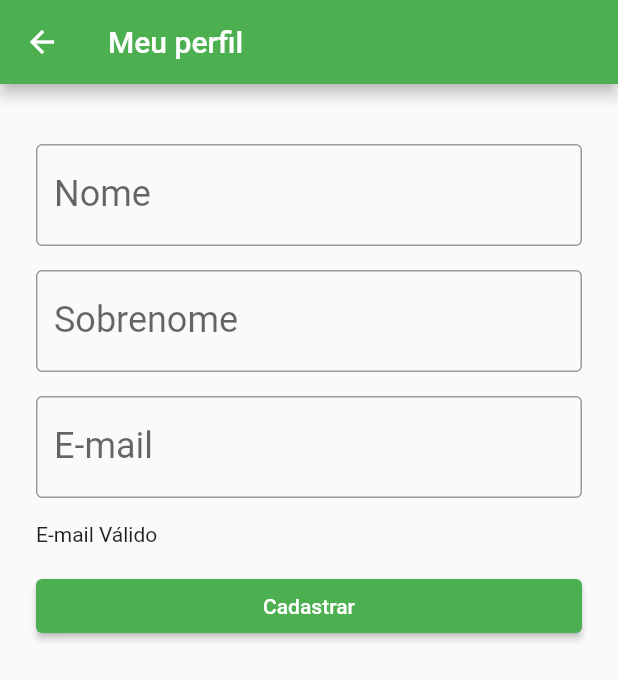
After one commit to betotechera/aplicativosaude, a Flutter app: the MyProfileForm screen opened directly, on a phone screen of 412 x 824 dp. The commit adds this screen. Shown: the top 680 px of the screen. Run offline on Flutter 3.47's test engine with Material 2 defaults, Android fonts, the phone set to English and light mode, and no system bars; our stand-ins replace camera, carousel_slider, email_validator, flutter_redux, google_maps_flutter and 1 more; missing offline and left inert: dart:ffi, package_examples, requests; network calls fail.

Commit message:
WIP Version

```diff
--- a/lib/example/navDrawer.dart
+++ b/lib/components/navDrawer.dart
@@ -1,5 +1,6 @@
 import 'package:flutter/material.dart';
 import 'package:healthpayments/screens/carouselfullimage.dart';
+import 'package:healthpayments/screens/myprofileform.dart';
 
 class NavDrawer extends StatelessWidget {
   @override
@@ -26,8 +27,8 @@ class NavDrawer extends StatelessWidget {
           ),
           ListTile(
             leading: Icon(Icons.verified_user),
-            title: Text('Meus Dados'),
-            onTap: () => {Navigator.of(context).pop()},
+            title: Text('Meu Perfil'),
+            onTap: () => {Navigator.of(context).push(MaterialPageRoute(builder: (context) => MyProfileForm()))},
           ),
           ListTile(
             leading: Icon(Icons.credit_card),
--- a/lib/components/side_menu.dart
+++ b/lib/components/side_menu.dart
@@ -87,7 +87,7 @@ class _DrawerWidgetState extends State<DrawerWidget> {
     return Drawer(
       child: StoreConnector<AppState, User>(converter: (store) {
         return store.state.advantagePagination;
-      }, builder: (context, User currentUser) {
+        }, builder: (context, User currentUser) {
         final userLogged = currentUser != null;
         return Padding(
             padding: const EdgeInsets.all(7),
--- a/lib/main.dart
+++ b/lib/main.dart
@@ -1,6 +1,7 @@
 import 'package:flutter/material.dart';
 import 'package:healthpayments/screens/carouselfullimage.dart';
 import 'package:healthpayments/store/config.dart';
+
 
 void main() {
   runApp(HealthPay());
@@ -8,7 +9,6 @@ void main() {
 
 class HealthPay extends StatelessWidget {
   /// => Sets the application theme configuration by accessing the configuration file.
-  // Copyright : Alberto Techera
   @override
   Widget build(BuildContext context) {
     return MaterialApp(
--- a/lib/models/users.dart
+++ b/lib/models/users.dart
@@ -1,25 +1,28 @@
 class User {
   String id;
   String name;
+  String surname;
   String email;
   String type;
   String institution;
 
   User(this.id,
       this.name,
+      this.surname,
       this.email,
       this.type,
       this.institution,);
 
   @override
   String toString() {
-    return 'Users: $id, name: $name, email: $email, type: $type. usertype: $institution}';
+    return 'Users: $id, name: $name, surname: $surname, email: $email, type: $type. usertype: $institution}';
   }
 
   User.fromJson(Map<String, dynamic> json)
       :
         id = json['id'],
         name = json['name'],
+        surname = json['surname'],
         email = json['email'],
         type = json['type'],
         institution= json['usertype'];
@@ -28,6 +31,7 @@ class User {
       {
         'id' : this.id,
         'name': this.name,
+        'surname': this.surname,
         'email' : this.email,
         'type' : this.type,
         'usertype' : this.institution,
--- a/lib/screens/mainmenu.dart
+++ b/lib/screens/mainmenu.dart
@@ -1,5 +1,5 @@
 import 'package:flutter/material.dart';
-import 'package:healthpayments/example/navDrawer.dart';
+import 'package:healthpayments/components/navDrawer.dart';
 import 'package:healthpayments/screens/usagehistory.dart';
 import 'package:healthpayments/screens/credits.dart';
 import 'package:healthpayments/screens/menuitem.dart';
@@ -28,7 +28,6 @@ class MainMenu extends StatelessWidget {
               textAlign: TextAlign.left,
               style: TextStyle(
                 fontSize: 16.0,
-                //backgroundColor: Colors.green,
                 color: Colors.green,
               ),
             ),
@@ -37,7 +36,6 @@ class MainMenu extends StatelessWidget {
               //textAlign: TextAlign.left,
               style: TextStyle(
                 fontSize: 16.0,
-                //      backgroundColor: Colors.green,
                 color: Colors.green,
               ),
             ),
--- /dev/null
+++ b/lib/screens/myprofileform.dart
@@ -0,0 +1,135 @@
+import 'package:email_validator/email_validator.dart';
+import 'package:flutter/material.dart';
+import 'package:healthpayments/components/centered_message.dart';
+import 'package:healthpayments/components/progress_wait.dart';
+
+class MyProfileForm extends StatefulWidget {
+  /// => Registration form user profile data
+  const MyProfileForm({Key? key}) : super(key: key);
+
+  @override
+  State<MyProfileForm> createState() => _MyProfileFormState();
+}
+
+class _MyProfileFormState extends State<MyProfileForm> {
+  //final TextEditingController _userId = Uuid().v4() as TextEditingController;
+  final TextEditingController _userName = TextEditingController();
+  final TextEditingController _userSurname = TextEditingController();
+  final TextEditingController _userEmail = TextEditingController();
+  bool _sending = false;
+  bool _isValid = true;
+
+  @override
+  Widget build(BuildContext context) {
+    return Scaffold(
+      appBar: AppBar(
+        title: const Text('Meu perfil'),
+      ),
+      body: Padding(
+        padding: const EdgeInsets.all(8.0),
+        child: SingleChildScrollView(
+          child: Padding(
+            padding: const EdgeInsets.all(16.0),
+            child: Column(
+              crossAxisAlignment: CrossAxisAlignment.start,
+              children: <Widget>[
+                Visibility(
+                  child: Padding(
+                    padding: const EdgeInsets.all(8.0),
+                    child: ProgressWait(
+                      mensage: 'Carregando...',
+                    ),
+                  ),
+                  visible: _sending,
+                ),
+                Padding(
+                  padding: const EdgeInsets.only(top: 16.0),
+                  child: TextFormField(
+                    validator: (value) {
+                      if (value!.isEmpty) {
+                      return 'E-mail deve ser preenchido';
+                      }
+                      return null;
+                    },
+                    controller: _userName,
+                    style: TextStyle(fontSize: 24.0),
+                    decoration: InputDecoration(
+                      border: OutlineInputBorder(),
+                      labelText: 'Nome',
+                      hintText: 'Informe seu nome ',
+                    ),
+                    keyboardType: TextInputType.name,
+                  ),
+                ),
+                Padding(
+                  padding: const EdgeInsets.only(top: 16.0),
+                  child: TextField(
+                    controller: _userSurname,
+                    style: TextStyle(fontSize: 24.0),
+                    decoration: InputDecoration(
+                        border: OutlineInputBorder(),
+                        labelText: 'Sobrenome',
+                        hintText: "Informe seu sobrenome"),
+                    keyboardType: TextInputType.name,
+                  ),
+                ),
+                Padding(
+                  padding: const EdgeInsets.only(top: 16.0),
+                  child: TextField(
+                    controller: _userEmail,
+                    style: TextStyle(fontSize: 24.0),
+                    decoration: InputDecoration(
+                      labelText: 'E-mail',
+                      border: OutlineInputBorder(),
+                      hintText: 'Informe seu e-mail',
+                    ),
+                    keyboardType: TextInputType.emailAddress,
+                    onChanged: (value) =>
+                    {
+                      setState(() {
+                        _isValid = EmailValidator.validate(value);
+                      })},
+                  ),
+                ),
+                Padding(
+                  padding: const EdgeInsets.only(top: 16.0),
+                  child: Text(_isValid ? 'E-mail Válido' : 'Email inválido'),
+                ),
+                Padding(
+                  padding: const EdgeInsets.only(top: 16.0),
+                  child: SizedBox(
+                    width: double.maxFinite,
+                    child: ElevatedButton(
+                      child: Text('Cadastrar'),
+                      onPressed: () {
+                        // final double value =
+                        // double.tryParse(_valueController.text);
+                        // final transactionCreated = Transaction(
+                        //   transactionId,
+                        //   value,
+                        //   widget.contact,
+                        // );
+                        showDialog(
+                            context: context,
+                            builder: (contextDialog) {
+                              return Text(_isValid
+                                  ? 'WIP - E-mail Válido'
+                                  : 'WIP - Email inválido');
+                              // return TransactionAuthDialog(
+                              //   onConfirm: (String password) {
+                              //     _save(transactionCreated, password, context);
+                              //   },
+                              // );
+                            });
+                      },
+                    ),
+                  ),
+                )
+              ],
+            ),
+          ),
+        ),)
+      ,
+    );
+  }
+}
```
Also changed, not shown: lib/example/formvalidation.dart (+0 -7 lines), lib/screens/loginForm.dart (+20 -20 lines), pubspec.lock.
